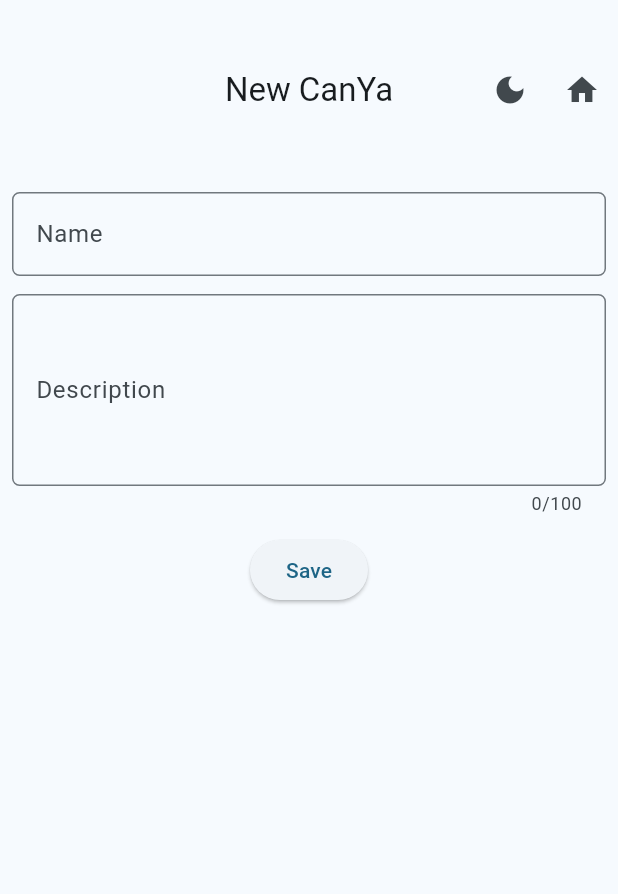
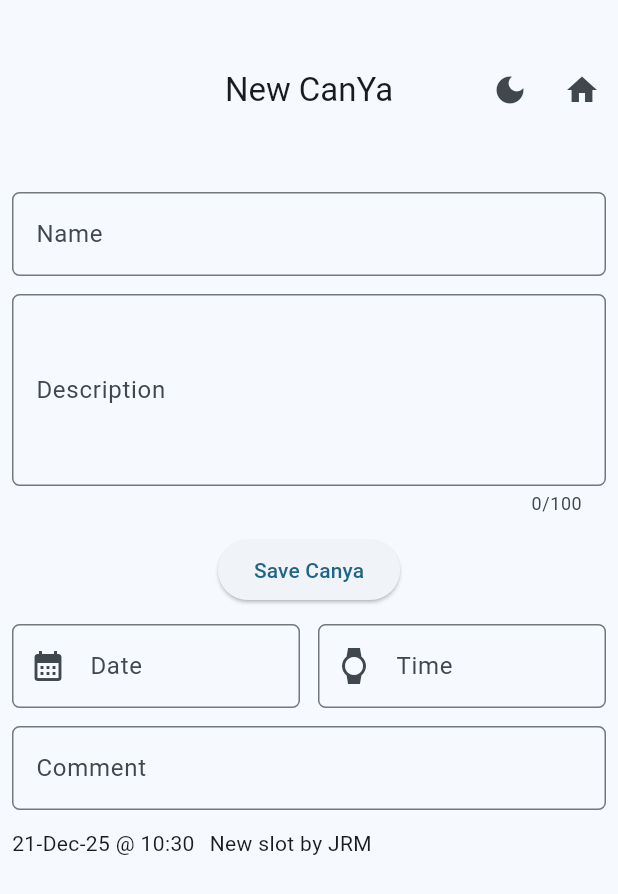
Before and after one commit to mcdona22/canya-mobile, a Flutter app: the CanyaNewScreen screen opened by its route, on a phone screen of 412 x 824 dp. Shown: the top 894 px of the screen. Run offline on Flutter 3.47's test engine with Material 3 defaults, Android fonts, the phone set to English and light mode, and no system bars; our stand-ins replace cached_network_image, flutter_hooks, form_validator, go_router, hooks_riverpod, loggy and 3 more; missing offline and left inert: flutter_loggy; accounts and stored records are empty; generated files the repository leaves out were written again.

Commit message:
added slot field controls

```diff
--- a/lib/features/canya/data/canya_repository.dart
+++ b/lib/features/canya/data/canya_repository.dart
@@ -58,7 +58,7 @@ class CanyaRepository with UiLoggy {
       loggy.info('The map being passed is : ', data);
       final response = await client
           .from(tableName)
-          .insert(data)
+          .upsert(data)
           .select()
           .single();
       final canya = CanyaEvent.fromMap(response);
--- a/lib/features/canya/presentation/canya_form_controller.dart
+++ b/lib/features/canya/presentation/canya_form_controller.dart
@@ -4,6 +4,8 @@ import 'package:canya/features/canya/service/canya_service.dart';
 import 'package:flutter/cupertino.dart';
 import 'package:loggy/loggy.dart';
 import 'package:riverpod_annotation/riverpod_annotation.dart';
+
+import '../data/slot.dart';
 
 part 'canya_form_controller.g.dart';
 
@@ -15,6 +17,16 @@ class CanyaFormController extends _$CanyaFormController
   late CanyaService canyaService;
   final nameTextController = TextEditingController();
   final descTextController = TextEditingController();
+  List<Slot> _slots = [
+    Slot(comments: 'New slot by JRM', when: DateTime.now()),
+  ];
+
+  List<Slot> get currentSlots => List.unmodifiable(_slots);
+
+  void addLot(Slot slot) {
+    _slots.add(slot);
+    ref.notifyListeners();
+  }
 
   @override
   FutureOr<void> build() {
--- a/lib/features/canya/presentation/canya_new_screen.dart
+++ b/lib/features/canya/presentation/canya_new_screen.dart
@@ -9,7 +9,10 @@ import 'package:flutter_hooks/flutter_hooks.dart';
 import 'package:form_validator/form_validator.dart';
 import 'package:go_router/go_router.dart';
 import 'package:hooks_riverpod/hooks_riverpod.dart';
+import 'package:intl/intl.dart';
 import 'package:loggy/loggy.dart';
+
+import 'canya_detail_screen.dart';
 
 class CanyaNewScreen extends HookConsumerWidget
     with UiLoggy {
@@ -92,8 +95,19 @@ class CanyaEventForm extends HookConsumerWidget
                       loggy.debug('invalid');
                     }
                   },
-                  child: Text('Save'),
+                  child: Text('Save Canya'),
                 ),
+
+          if (controller.currentSlots.isEmpty)
+            Text('Add some slots for your event'),
+          SlotEditForm(),
+          if (controller.currentSlots.isNotEmpty)
+            ...List.generate(
+              controller.currentSlots.length,
+              (i) => SlotTile(
+                slot: controller.currentSlots[i],
+              ),
+            ),
         ],
       ),
     );
@@ -109,3 +123,104 @@ class CanyaEventForm extends HookConsumerWidget
     // context.goNamed(AppRoute.canya.name);
   }
 }
+
+class SlotEditForm extends HookConsumerWidget with UiLoggy {
+  const SlotEditForm({super.key});
+
+  @override
+  Widget build(BuildContext context, WidgetRef ref) {
+    final whenTimeController = useTextEditingController();
+    final whenDateController = useTextEditingController();
+    final commentController = useTextEditingController();
+    final formKey = useMemoized(
+      () => GlobalKey<FormState>(),
+    );
+
+    return Form(
+      key: formKey,
+      child: Row(
+        crossAxisAlignment: CrossAxisAlignment.end,
+        children: [
+          Expanded(
+            child: Column(
+              spacing: kListSpacingMedium,
+              children: [
+                Row(
+                  spacing: kListSpacingMedium,
+                  children: [
+                    Expanded(
+                      child: TextFormField(
+                        controller: whenDateController,
+                        readOnly: true,
+                        decoration: InputDecoration(
+                          labelText: 'Date',
+                          hint: Text('Enter the date'),
+                          border: textInputBorder,
+                          prefixIcon: IconButton(
+                            onPressed: () async {
+                              final date =
+                                  await _onPickDate(
+                                    context,
+                                  );
+                              if (date != null) {
+                                whenDateController.text =
+                                    DateFormat(
+                                      'dd-MMM-yyyy',
+                                    ).format(date);
+                                loggy.debug(
+                                  'selected date: ',
+                                  date,
+                                );
+                              }
+                            },
+
+                            icon: Icon(
+                              Icons.calendar_month,
+                            ),
+                          ),
+                        ),
+                      ),
+                    ),
+                    Expanded(
+                      child: TextFormField(
+                        controller: whenTimeController,
+                        readOnly: true,
+                        decoration: InputDecoration(
+                          labelText: 'Time',
+                          hint: Text('time, if needed'),
+                          border: textInputBorder,
+                          prefixIcon: IconButton(
+                            onPressed: () {},
+                            icon: Icon(Icons.watch),
+                          ),
+                        ),
+                      ),
+                    ),
+                  ],
+                ),
+
+                TextFormField(
+                  controller: commentController,
+                  decoration: InputDecoration(
+                    labelText: 'Comment',
+                    hint: Text('only if needed'),
+                    border: textInputBorder,
+                  ),
+                ),
+              ],
+            ),
+          ),
+        ],
+      ),
+    );
+  }
+
+  Future<DateTime?> _onPickDate(BuildContext context) =>
+      showDatePicker(
+        context: context,
+        firstDate: DateTime.now(),
+        lastDate: DateTime.now().add(
+          Duration(days: 365 * 2),
+        ),
+      );
+}
```
